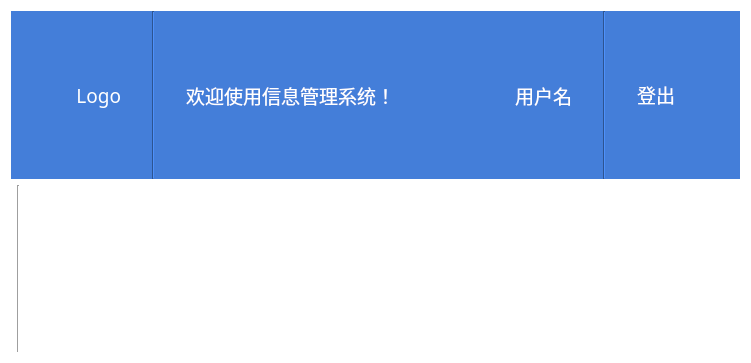
The window that ui/widgets/MainPage/MainPage.ui (ArcherLuo233/election-s-prediction) describes before a commit, drawn with Qt 5.
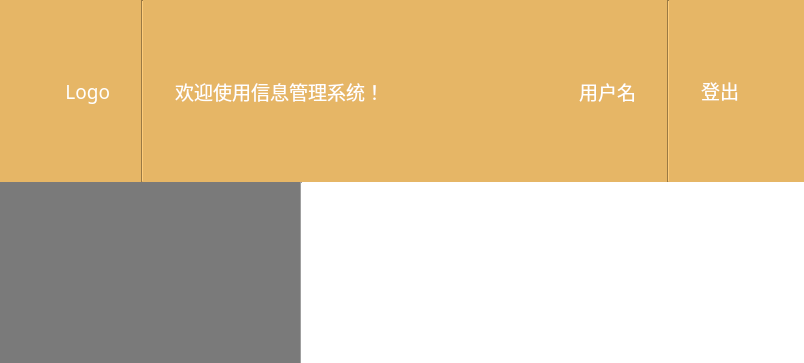
The same window after the commit. Custom widgets are drawn as their Qt base class.

The edit to the form file:
```diff
--- a/ui/widgets/MainPage/MainPage.ui
+++ b/ui/widgets/MainPage/MainPage.ui
@@ -6,7 +6,7 @@
    <rect>
     <x>0</x>
     <y>0</y>
-    <width>751</width>
+    <width>804</width>
     <height>363</height>
    </rect>
   </property>
@@ -83,6 +83,21 @@
    <string>信息管理系统</string>
   </property>
   <layout class="QVBoxLayout" name="verticalLayout">
+   <property name="spacing">
+    <number>0</number>
+   </property>
+   <property name="leftMargin">
+    <number>0</number>
+   </property>
+   <property name="topMargin">
+    <number>0</number>
+   </property>
+   <property name="rightMargin">
+    <number>0</number>
+   </property>
+   <property name="bottomMargin">
+    <number>0</number>
+   </property>
    <item>
     <widget class="QWidget" name="widget" native="true">
      <property name="font">
@@ -92,9 +107,9 @@
       </font>
      </property>
      <property name="styleSheet">
-      <string notr="true">background-color: rgb(68, 126, 217);
-padding: 20px;
-color: white;</string>
+      <string notr="true">padding: 20px;
+color: white;
+background-color: rgb(230, 182, 102);</string>
      </property>
      <layout class="QHBoxLayout" name="horizontalLayout">
       <property name="leftMargin">
@@ -230,6 +245,18 @@
     <layout class="QHBoxLayout" name="horizontalLayout_2">
      <item>
       <widget class="NavigateMenu" name="navigation_widget" native="true">
+       <property name="sizePolicy">
+        <sizepolicy hsizetype="Fixed" vsizetype="Preferred">
+         <horstretch>0</horstretch>
+         <verstretch>0</verstretch>
+        </sizepolicy>
+       </property>
+       <property name="minimumSize">
+        <size>
+         <width>300</width>
+         <height>0</height>
+        </size>
+       </property>
        <property name="palette">
         <palette>
          <active>
@@ -245,9 +272,9 @@
           <colorrole role="Window">
            <brush brushstyle="SolidPattern">
             <color alpha="255">
-             <red>51</red>
-             <green>51</green>
-             <blue>51</blue>
+             <red>122</red>
+             <green>122</green>
+             <blue>122</blue>
             </color>
            </brush>
           </colorrole>
@@ -265,9 +292,9 @@
           <colorrole role="Window">
            <brush brushstyle="SolidPattern">
             <color alpha="255">
-             <red>51</red>
-             <green>51</green>
-             <blue>51</blue>
+             <red>122</red>
+             <green>122</green>
+             <blue>122</blue>
             </color>
            </brush>
           </colorrole>
@@ -276,18 +303,18 @@
           <colorrole role="Base">
            <brush brushstyle="SolidPattern">
             <color alpha="255">
-             <red>51</red>
-             <green>51</green>
-             <blue>51</blue>
+             <red>122</red>
+             <green>122</green>
+             <blue>122</blue>
             </color>
            </brush>
           </colorrole>
           <colorrole role="Window">
            <brush brushstyle="SolidPattern">
             <color alpha="255">
-             <red>51</red>
-             <green>51</green>
-             <blue>51</blue>
+             <red>122</red>
+             <green>122</green>
+             <blue>122</blue>
             </color>
            </brush>
           </colorrole>
```
